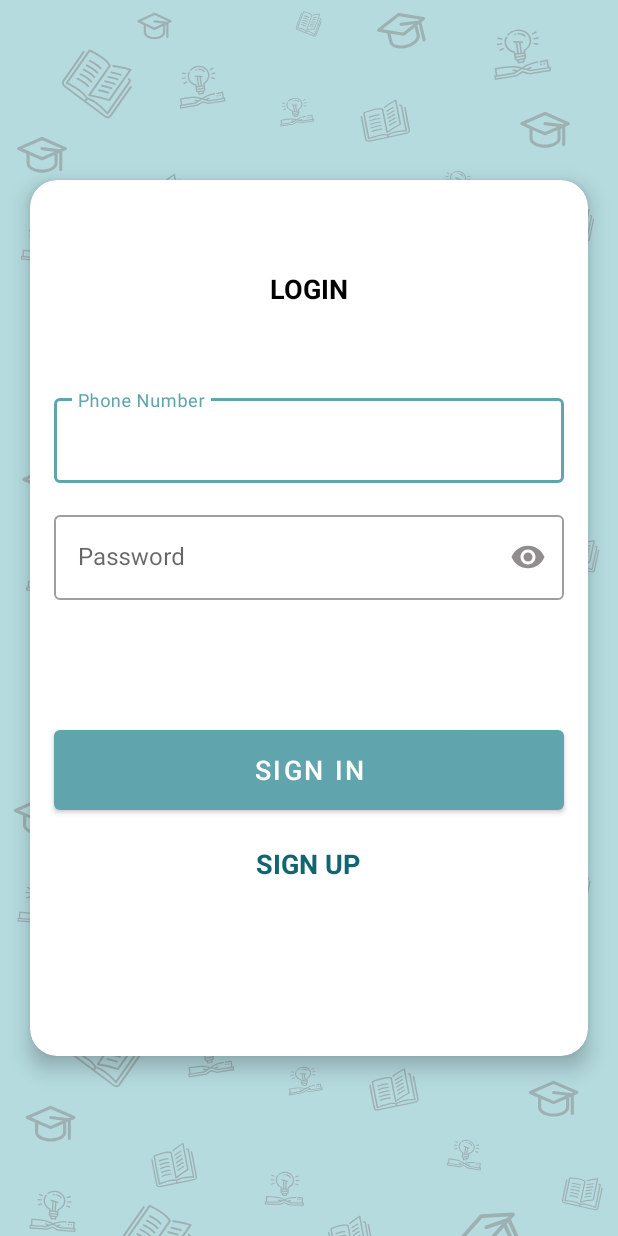
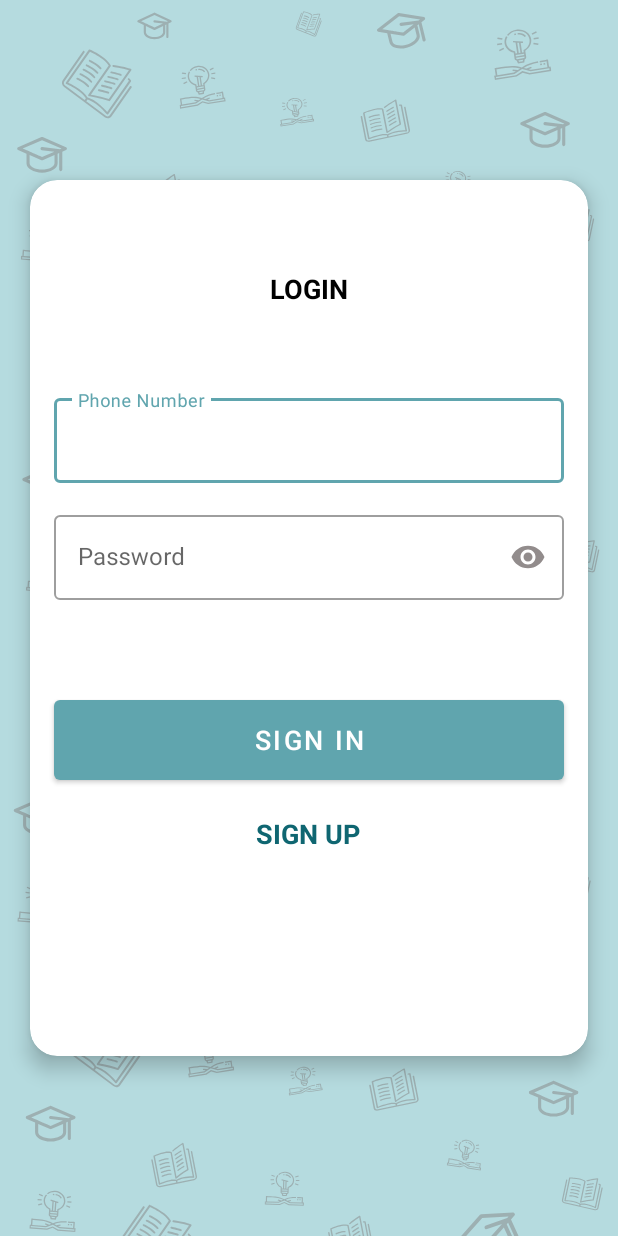
Before and after one commit to asaidillaeva/kyrgyzBilim, an Android app: the fragment LoginFragment shown on its own in the app's theme, on a phone screen of 412 x 824 dp. Run offline under Robolectric (Android 15) with nearby library versions, the phone set to English and light mode, and no system bars.

Commit message:
first commit

```diff
--- a/app/src/main/res/layout/fragment_login.xml
+++ b/app/src/main/res/layout/fragment_login.xml
@@ -86,22 +86,22 @@
 
             </com.google.android.material.textfield.TextInputLayout>
 
+
             <Button
                 android:id="@+id/sign_in_button"
                 android:layout_width="match_parent"
                 android:layout_height="65dp"
                 android:layout_marginStart="16dp"
-                android:layout_marginTop="60dp"
+                android:layout_marginTop="40dp"
                 android:layout_marginEnd="16dp"
                 android:text="@string/sign_in"
                 android:textAllCaps="true"
                 android:textSize="18dp"
                 android:textStyle="normal"
                 app:layout_constraintEnd_toEndOf="parent"
-                app:layout_constraintHorizontal_bias="0.0"
+                app:layout_constraintHorizontal_bias="1.0"
                 app:layout_constraintStart_toStartOf="parent"
                 app:layout_constraintTop_toBottomOf="@+id/password_input_layout" />
-
 
             <TextView
                 android:layout_width="100dp"
```
